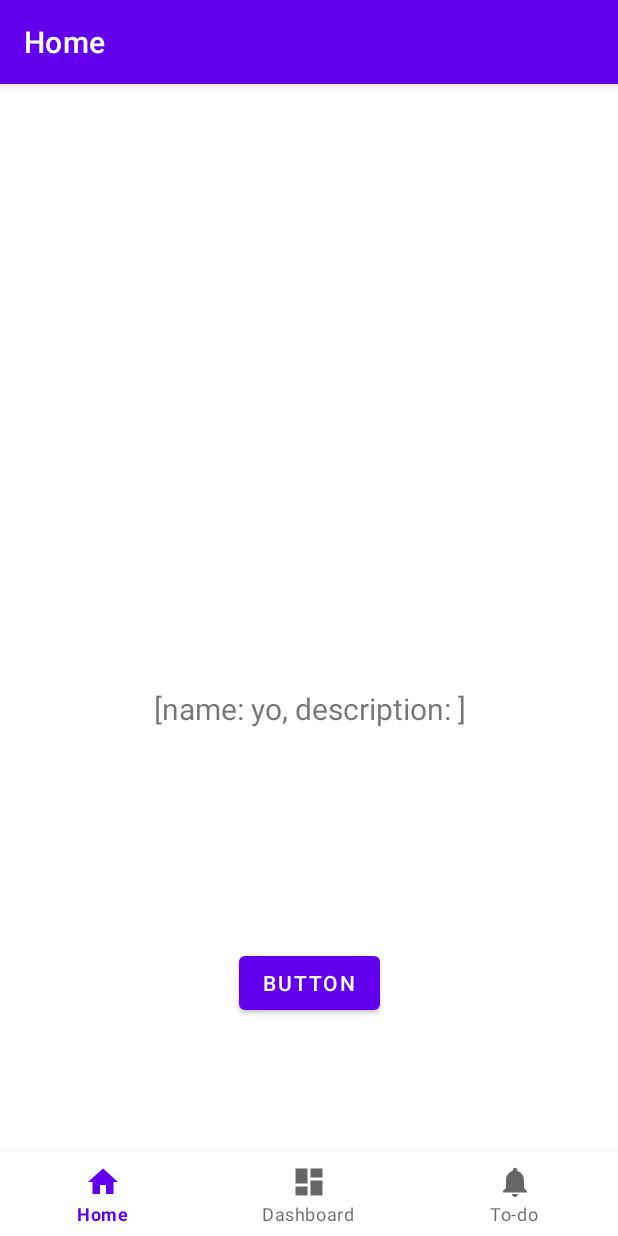
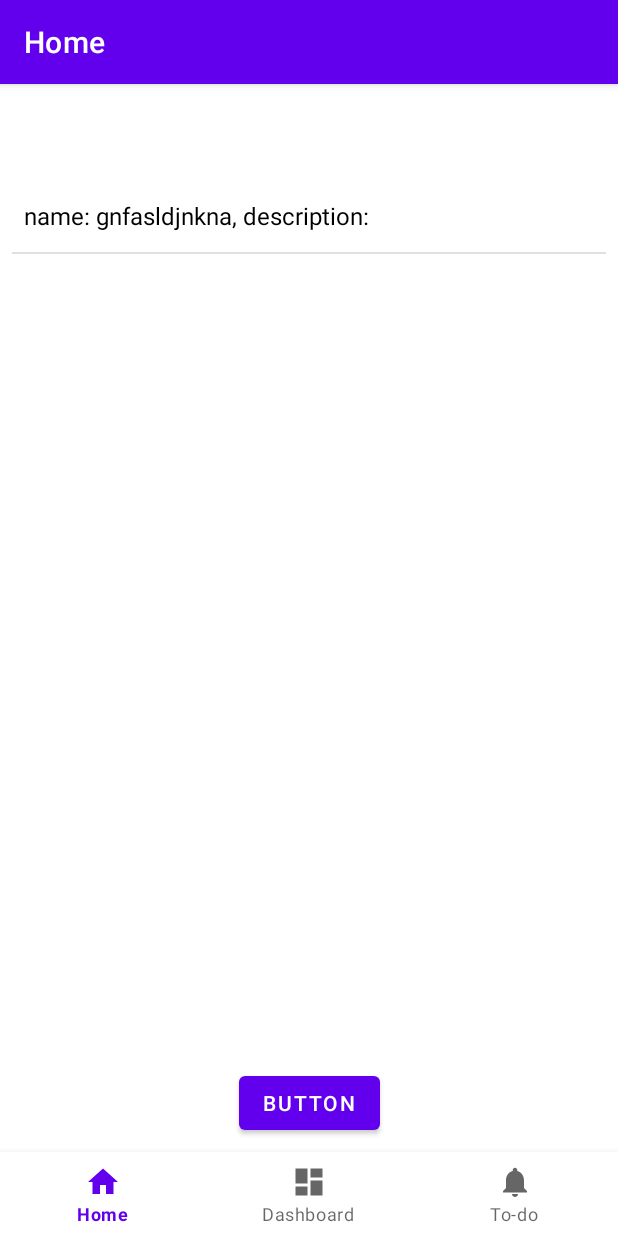
Before and after one commit to pnung/classscheduler, an Android app: the screen it shows after launch (MainActivity), after a tap on "BUTTON", on a phone screen of 412 x 824 dp. Run offline under Robolectric (Android 15) with nearby library versions, the phone set to English and light mode, and no system bars; our stand-ins replace navigation-ui.

Commit message:
Implement scrolling ListView for Tasks

```diff
--- a/app/build.gradle.kts
+++ b/app/build.gradle.kts
@@ -40,6 +40,7 @@ dependencies {
     implementation(libs.lifecycle.viewmodel.ktx)
     implementation(libs.navigation.fragment)
     implementation(libs.navigation.ui)
+    implementation(libs.recyclerview)
     testImplementation(libs.junit)
     androidTestImplementation(libs.ext.junit)
     androidTestImplementation(libs.espresso.core)
--- a/app/src/main/java/com/example/classscheduler/data/Task.java
+++ b/app/src/main/java/com/example/classscheduler/data/Task.java
@@ -6,14 +6,10 @@ public class Task {
     private String name;
     private String description;
 
-    private static ArrayList<Task> taskList = new ArrayList<>();
-
     public Task(String name, String description) {
         System.out.println("making Task");
         this.name = name;
         this.description = description;
-
-        taskList.add(this);
     }
 
     public Task(String name) {
@@ -24,8 +20,4 @@ public class Task {
     public String toString() {
         return String.format("name: %s, description: %s", name, description);
     }
-
-    public static String taskListToString() {
-        return taskList.toString();
-    }
 }
--- a/app/src/main/java/com/example/classscheduler/ui/home/HomeFragment.java
+++ b/app/src/main/java/com/example/classscheduler/ui/home/HomeFragment.java
@@ -5,16 +5,21 @@ import android.util.Log;
 import android.view.LayoutInflater;
 import android.view.View;
 import android.view.ViewGroup;
+import android.widget.ArrayAdapter;
 import android.widget.Button;
+import android.widget.ListView;
 import android.widget.TextView;
 
 import androidx.annotation.NonNull;
 import androidx.fragment.app.Fragment;
 import androidx.lifecycle.ViewModelProvider;
+import androidx.recyclerview.widget.ListAdapter;
 
 import com.example.classscheduler.R;
 import com.example.classscheduler.databinding.FragmentHomeBinding;
 import com.example.classscheduler.data.Task;
+
+import java.util.ArrayList;
 
 public class HomeFragment extends Fragment {
 
@@ -28,18 +33,23 @@ public class HomeFragment extends Fragment {
         binding = FragmentHomeBinding.inflate(inflater, container, false);
         View root = binding.getRoot();
 
-        final TextView textView = binding.homeText;
-        homeViewModel.getText().observe(getViewLifecycleOwner(), textView::setText);
+//        final TextView textView = binding.homeText;
+//        homeViewModel.getText().observe(getViewLifecycleOwner(), textView::setText);
 
 
-        TextView homeText = root.findViewById(R.id.home_text);
+        ListView homeText = root.findViewById(R.id.home_text);
         Button homeTestButton = root.findViewById(R.id.home_test_button);
+
+        ArrayAdapter<Task> myArrayAdapter;
+        ArrayList<Task> taskList = new ArrayList<>();
+        myArrayAdapter = new ArrayAdapter<Task>(getActivity(), androidx.appcompat.R.layout.support_simple_spinner_dropdown_item, taskList);
+        homeText.setAdapter(myArrayAdapter);
+
         homeTestButton.setOnClickListener(new View.OnClickListener() {
             @Override
             public void onClick(View v) {
                 System.out.println("hello");
-                Task testTask = new Task("yo");
-                homeText.setText(Task.taskListToString());
+                myArrayAdapter.add(new Task("gnfasldjnkna"));
             }
         });
 
--- a/app/src/main/res/layout/fragment_home.xml
+++ b/app/src/main/res/layout/fragment_home.xml
@@ -6,31 +6,29 @@
     android:layout_height="match_parent"
     tools:context=".ui.home.HomeFragment">
 
-    <TextView
+    <ListView
         android:id="@+id/home_text"
         android:layout_width="match_parent"
-        android:layout_height="wrap_content"
+        android:layout_height="match_parent"
         android:layout_marginStart="8dp"
         android:layout_marginTop="8dp"
         android:layout_marginEnd="8dp"
         android:textAlignment="center"
         android:textSize="20sp"
-        android:text="Hello"
+        app:layout_constraintBottom_toTopOf="@+id/linearLayout"
+        app:layout_constraintEnd_toEndOf="parent"
+        app:layout_constraintStart_toStartOf="parent"
+        app:layout_constraintTop_toTopOf="parent" />
+
+    <LinearLayout
+        android:id="@+id/linearLayout"
+        android:layout_width="wrap_content"
+        android:layout_height="wrap_content"
+        android:background="@color/black"
         app:layout_constraintBottom_toBottomOf="parent"
         app:layout_constraintEnd_toEndOf="parent"
         app:layout_constraintStart_toStartOf="parent"
-        app:layout_constraintTop_toTopOf="parent"
-    />
-
-    <LinearLayout
-        android:background="@color/black"
-        android:layout_width="wrap_content"
-        android:layout_height="wrap_content"
-        app:layout_constraintBottom_toBottomOf="parent"
-        app:layout_constraintEnd_toEndOf="parent"
-        app:layout_constraintStart_toStartOf="parent"
-        app:layout_constraintTop_toTopOf="parent"
-    />
+        app:layout_constraintTop_toTopOf="parent" />
 
     <Button
         android:id="@+id/home_test_button"
--- a/gradle/libs.versions.toml
+++ b/gradle/libs.versions.toml
@@ -10,6 +10,7 @@ lifecycleLivedataKtx = "2.6.1"
 lifecycleViewmodelKtx = "2.6.1"
 navigationFragment = "2.7.6"
 navigationUi = "2.7.6"
+recyclerview = "1.3.2"
 
 [libraries]
 junit = { group = "junit", name = "junit", version.ref = "junit" }
@@ -22,6 +23,7 @@ lifecycle-livedata-ktx = { group = "androidx.lifecycle", name = "lifecycle-lived
 lifecycle-viewmodel-ktx = { group = "androidx.lifecycle", name = "lifecycle-viewmodel-ktx", version.ref = "lifecycleViewmodelKtx" }
 navigation-fragment = { group = "androidx.navigation", name = "navigation-fragment", version.ref = "navigationFragment" }
 navigation-ui = { group = "androidx.navigation", name = "navigation-ui", version.ref = "navigationUi" }
+recyclerview = { group = "androidx.recyclerview", name = "recyclerview", version.ref = "recyclerview" }
 
 [plugins]
 android-application = { id = "com.android.application", version.ref = "agp" }
```
